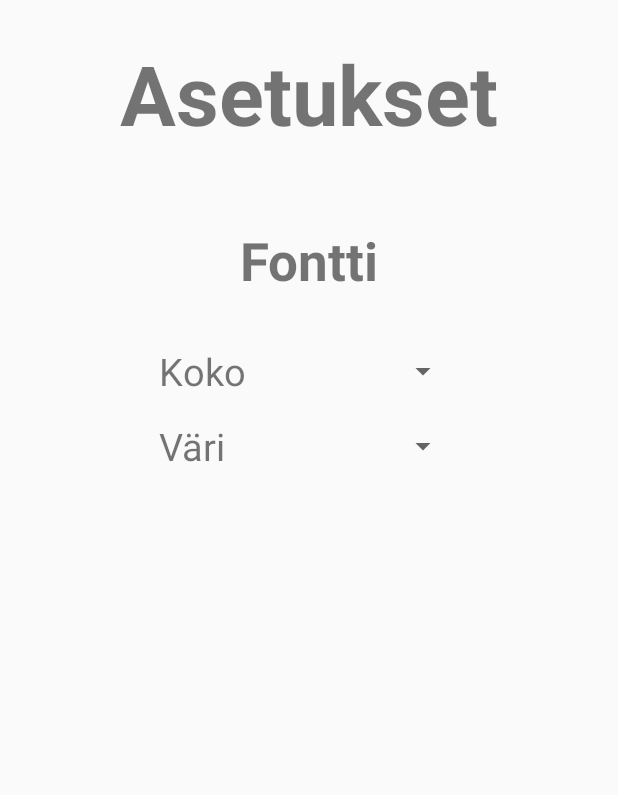
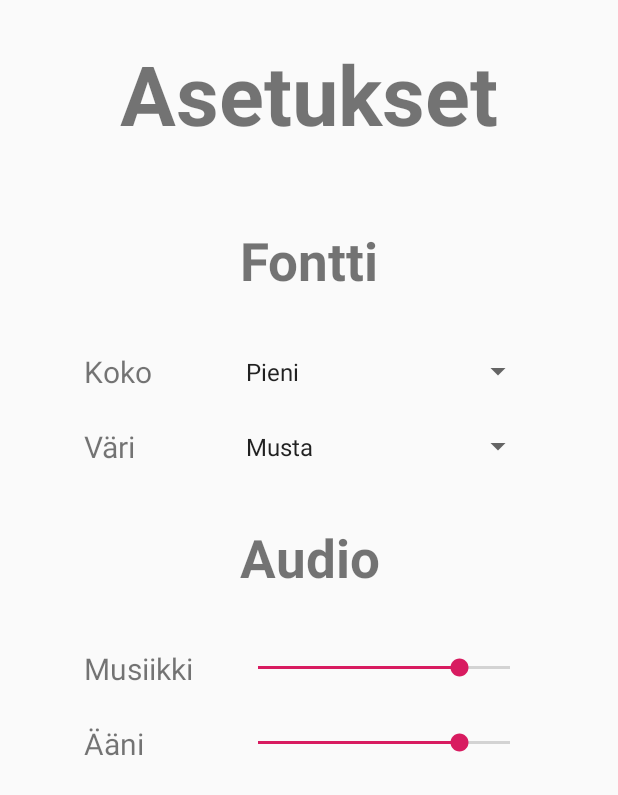
Before and after one commit to ToniMHeinonen/Realistisen-Elaman-Simulaattori, an Android app: the SettingsActivity screen opened directly, with no data from a screen before it, on a phone screen of 412 x 824 dp. Shown: the top 795 px of the screen. Run offline under Robolectric (Android 15) with nearby library versions, the phone set to English and light mode, and no system bars.

Commit message:
- Add seekbars to Setting volume - Add values to FontSize and FontColor spinners

```diff
--- a/app/src/main/java/muuttaa/myohemmin/realistisenelamansimulaattori/SettingsActivity.java
+++ b/app/src/main/java/muuttaa/myohemmin/realistisenelamansimulaattori/SettingsActivity.java
@@ -3,6 +3,11 @@ package muuttaa.myohemmin.realistisenelamansimulaattori;
 import androidx.appcompat.app.AppCompatActivity;
 
 import android.os.Bundle;
+import android.view.View;
+import android.widget.AdapterView;
+import android.widget.ArrayAdapter;
+import android.widget.SeekBar;
+import android.widget.Spinner;
 
 public class SettingsActivity extends AppCompatActivity {
 
@@ -10,5 +15,74 @@ public class SettingsActivity extends AppCompatActivity {
     protected void onCreate(Bundle savedInstanceState) {
         super.onCreate(savedInstanceState);
         setContentView(R.layout.activity_settings);
+
+        setupFontSize();
+        setupFontColor();
+        setupAudio();
+    }
+
+    private void setupFontSize() {
+        Spinner fontSize = findViewById(R.id.fontSize);
+        // Create an ArrayAdapter using the string array and a default spinner layout
+        ArrayAdapter<CharSequence> adapter = ArrayAdapter.createFromResource(this,
+                R.array.font_sizes, android.R.layout.simple_spinner_item);
+        // Specify the layout to use when the list of choices appears
+        adapter.setDropDownViewResource(android.R.layout.simple_spinner_dropdown_item);
+        // Apply the adapter to the spinner
+        fontSize.setAdapter(adapter);
+
+        fontSize.setOnItemSelectedListener(new AdapterView.OnItemSelectedListener() {
+            @Override
+            public void onItemSelected(AdapterView<?> parent, View view, int position, long id) {
+                String size = (String) parent.getItemAtPosition(position);
+
+                if (size.equals(getResources().getString(R.string.font_small))) {
+
+                } else if (size.equals(getResources().getString(R.string.font_normal))) {
+
+                } else if (size.equals(getResources().getString(R.string.font_large))) {
+
+                }
+            }
+
+            @Override
+            public void onNothingSelected(AdapterView<?> parent) {}
+        });
+    }
+
+    private void setupFontColor() {
+        Spinner fontColor = findViewById(R.id.fontColor);
+        // Create an ArrayAdapter using the string array and a default spinner layout
+        ArrayAdapter<CharSequence> adapter = ArrayAdapter.createFromResource(this,
+                R.array.font_colors, android.R.layout.simple_spinner_item);
+        // Specify the layout to use when the list of choices appears
+        adapter.setDropDownViewResource(android.R.layout.simple_spinner_dropdown_item);
+        // Apply the adapter to the spinner
+        fontColor.setAdapter(adapter);
+
+        fontColor.setOnItemSelectedListener(new AdapterView.OnItemSelectedListener() {
+            @Override
+            public void onItemSelected(AdapterView<?> parent, View view, int position, long id) {
+                String color = (String) parent.getItemAtPosition(position);
+
+                if (color.equals(getResources().getString(R.string.font_black))) {
+
+                } else if (color.equals(getResources().getString(R.string.font_red))) {
+
+                } else if (color.equals(getResources().getString(R.string.font_green))) {
+
+                } else if (color.equals(getResources().getString(R.string.font_blue))) {
+
+                }
+            }
+
+            @Override
+            public void onNothingSelected(AdapterView<?> parent) {}
+        });
+    }
+
+    private void setupAudio() {
+        SeekBar musicBar = findViewById(R.id.musicBar);
+        SeekBar soundBar = findViewById(R.id.soundBar);
     }
 }
--- a/app/src/main/res/layout/activity_settings.xml
+++ b/app/src/main/res/layout/activity_settings.xml
@@ -48,4 +48,41 @@
 
     </LinearLayout>
 
+    <TextView
+        style="@style/SettingsTitles"
+        android:text="@string/audio_title"
+        android:textSize="35sp" />
+
+    <LinearLayout
+        android:layout_width="match_parent"
+        android:layout_height="50dp"
+        android:orientation="horizontal"
+        android:gravity="center">
+
+        <TextView
+            style="@style/SettingsTopics"
+            android:text="@string/audio_music" />
+
+        <SeekBar
+            style="@style/SettingsSeekbars"
+            android:id="@+id/musicBar" />
+
+    </LinearLayout>
+
+    <LinearLayout
+        android:layout_width="match_parent"
+        android:layout_height="50dp"
+        android:orientation="horizontal"
+        android:gravity="center">
+
+        <TextView
+            style="@style/SettingsTopics"
+            android:text="@string/audio_sound" />
+
+        <SeekBar
+            style="@style/SettingsSeekbars"
+            android:id="@+id/soundBar" />
+
+    </LinearLayout>
+
 </LinearLayout>
--- a/app/src/main/res/values/strings.xml
+++ b/app/src/main/res/values/strings.xml
@@ -25,4 +25,27 @@
     <string name="font_title">Fontti</string>
     <string name="font_color">Väri</string>
     <string name="font_size">Koko</string>
+    <string name="audio_title">Audio</string>
+    <string name="audio_music">Musiikki</string>
+    <string name="audio_sound">Ääni</string>
+
+    <string name="font_small">Pieni</string>
+    <string name="font_normal">Normaali</string>
+    <string name="font_large">Suuri</string>
+    <string-array name="font_sizes">
+        <item>@string/font_small</item>
+        <item>@string/font_normal</item>
+        <item>@string/font_large</item>
+    </string-array>
+
+    <string name="font_black">Musta</string>
+    <string name="font_red">Punainen</string>
+    <string name="font_green">Vihreä</string>
+    <string name="font_blue">Sininen</string>
+    <string-array name="font_colors">
+        <item>@string/font_black</item>
+        <item>@string/font_red</item>
+        <item>@string/font_green</item>
+        <item>@string/font_blue</item>
+    </string-array>
 </resources>
--- a/app/src/main/res/values/styles.xml
+++ b/app/src/main/res/values/styles.xml
@@ -6,6 +6,10 @@
         <item name="colorPrimary">@color/colorPrimary</item>
         <item name="colorPrimaryDark">@color/colorPrimaryDark</item>
         <item name="colorAccent">@color/colorAccent</item>
+    </style>
+
+    <style name="LargeFont">
+
     </style>
 
     <style name="HamburgerButton">
@@ -39,14 +43,22 @@
     <style name="SettingsTopics">
         <item name="android:layout_width">100dp</item>
         <item name="android:layout_height">match_parent</item>
-        <item name="android:textSize">25sp</item>
+        <item name="android:textSize">20sp</item>
         <item name="android:gravity">center_vertical</item>
     </style>
 
     <style name="SettingsSpinners">
-        <item name="android:layout_width">100dp</item>
+        <item name="android:layout_width">200dp</item>
         <item name="android:layout_height">match_parent</item>
         <item name="android:layout_gravity">center</item>
     </style>
 
+    <style name="SettingsSeekbars">
+        <item name="android:layout_width">200dp</item>
+        <item name="android:layout_height">match_parent</item>
+        <item name="android:layout_gravity">center</item>
+        <item name="android:max">10</item>
+        <item name="android:progress">8</item>
+    </style>
+
 </resources>
```
